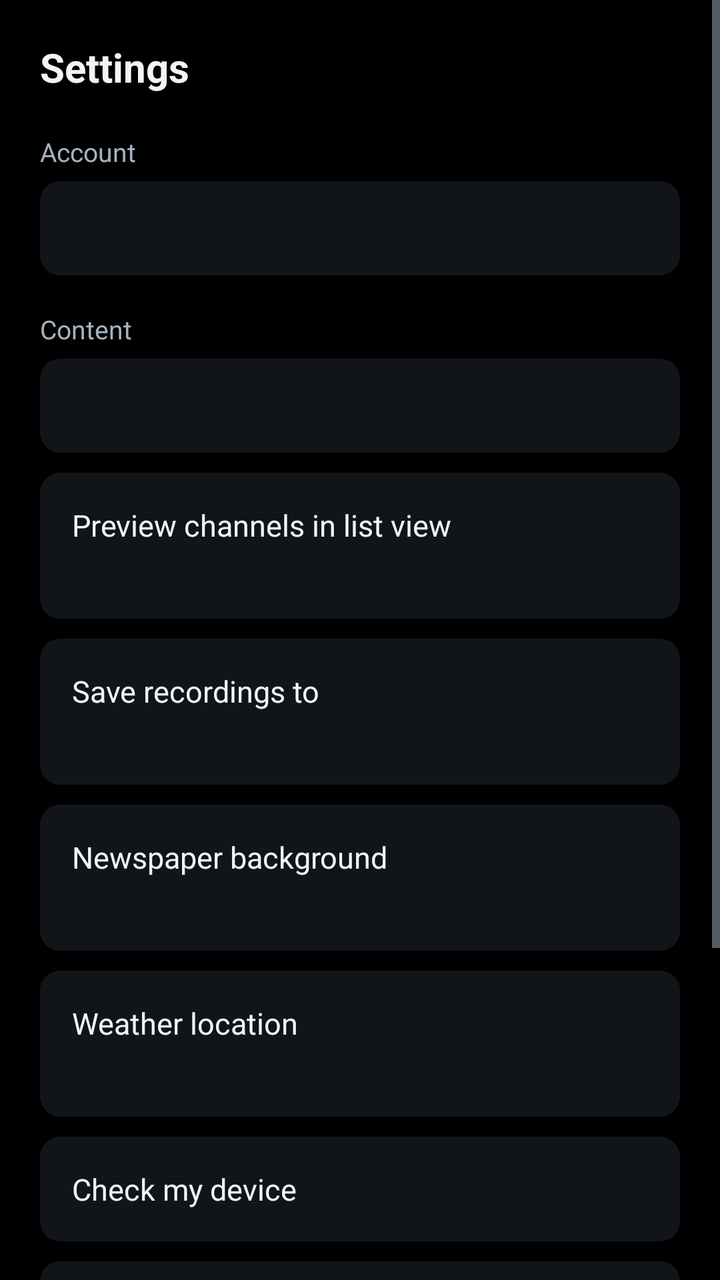
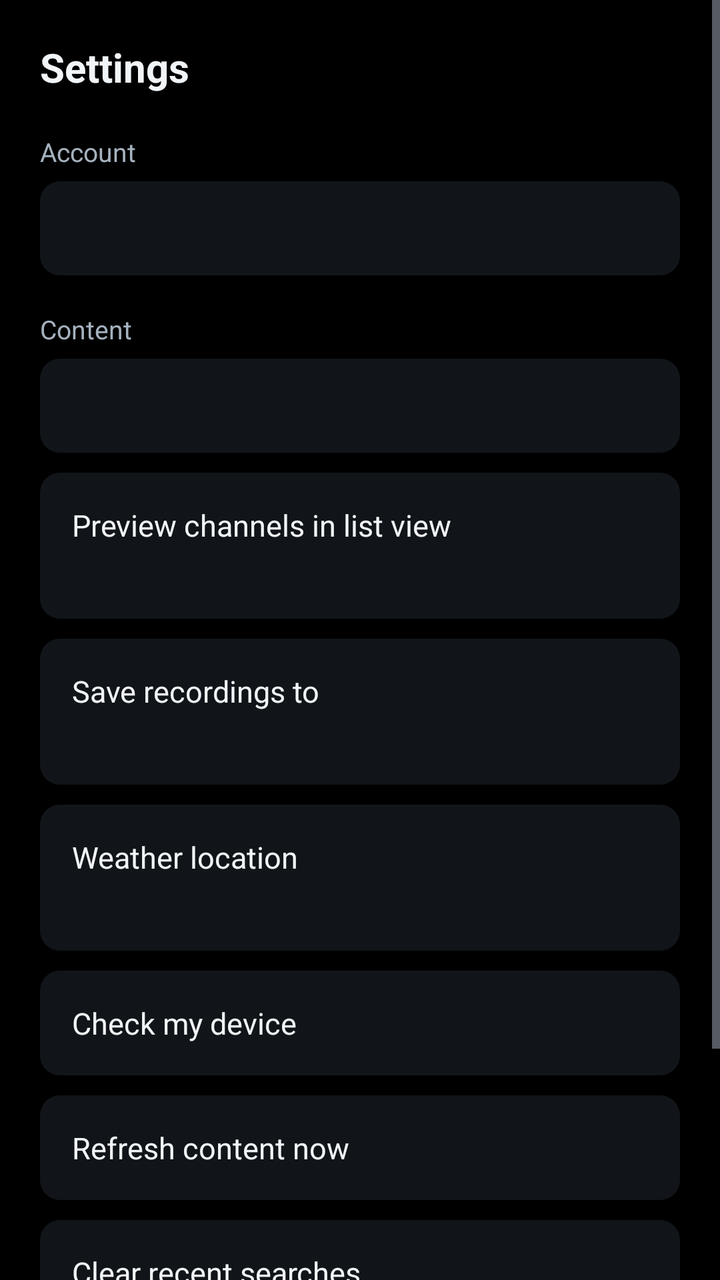

Screens rendered from an Android XML layout before and after an edit, with the pre-edit source and the edit as a unified diff.
<!-- AndroidManifest.xml: application theme AppTheme -->
<!-- res/layout/activity_settings.xml -->
<?xml version="1.0" encoding="utf-8"?>
<ScrollView xmlns:android="http://schemas.android.com/apk/res/android"
    android:layout_width="match_parent"
    android:layout_height="match_parent"
    android:background="@color/bg_base"
    android:fillViewport="true">

    <LinearLayout
        android:layout_width="match_parent"
        android:layout_height="wrap_content"
        android:orientation="vertical"
        android:padding="20dp">

        <TextView
            android:layout_width="wrap_content"
            android:layout_height="wrap_content"
            android:text="@string/settings"
            android:textColor="@color/text_primary"
            android:textSize="20sp"
            android:textStyle="bold" />

        <TextView
            android:layout_width="wrap_content"
            android:layout_height="wrap_content"
            android:layout_marginTop="20dp"
            android:text="@string/account"
            android:textColor="@color/text_secondary"
            android:textSize="13sp" />

        <TextView
            android:id="@+id/accountSummary"
            android:layout_width="match_parent"
            android:layout_height="wrap_content"
            android:layout_marginTop="6dp"
            android:background="@drawable/bg_row"
            android:lineSpacingExtra="4dp"
            android:padding="14dp"
            android:textColor="@color/text_primary"
            android:textSize="14sp" />

        <TextView
            android:layout_width="wrap_content"
            android:layout_height="wrap_content"
            android:layout_marginTop="18dp"
            android:text="@string/content"
            android:textColor="@color/text_secondary"
            android:textSize="13sp" />

        <TextView
            android:id="@+id/catalogueSummary"
            android:layout_width="match_parent"
            android:layout_height="wrap_content"
            android:layout_marginTop="6dp"
            android:background="@drawable/bg_row"
            android:padding="14dp"
            android:textColor="@color/text_primary"
            android:textSize="14sp" />

        <LinearLayout
            android:id="@+id/previewRow"
            android:layout_width="match_parent"
            android:layout_height="wrap_content"
            android:layout_marginTop="10dp"
            android:background="@drawable/bg_row"
            android:clickable="true"
            android:focusable="true"
            android:orientation="vertical"
            android:padding="16dp">

            <TextView
                android:layout_width="match_parent"
                android:layout_height="wrap_content"
                android:text="@string/channel_preview"
                android:textColor="@color/text_primary"
                android:textSize="15sp" />

            <TextView
                android:id="@+id/previewState"
                android:layout_width="match_parent"
                android:layout_height="wrap_content"
                android:layout_marginTop="3dp"
                android:textColor="@color/text_secondary"
                android:textSize="13sp" />
        </LinearLayout>

        
        <LinearLayout
            android:id="@+id/storageRow"
            android:layout_width="match_parent"
            android:layout_height="wrap_content"
            android:layout_marginTop="10dp"
            android:background="@drawable/bg_row"
            android:clickable="true"
            android:focusable="true"
            android:orientation="vertical"
            android:padding="16dp">

            <TextView
                android:layout_width="match_parent"
                android:layout_height="wrap_content"
                android:text="@string/recording_storage_row"
                android:textColor="@color/text_primary"
                android:textSize="15sp" />

            <TextView
                android:id="@+id/storageState"
                android:layout_width="match_parent"
                android:layout_height="wrap_content"
                android:layout_marginTop="3dp"
                android:textColor="@color/text_secondary"
                android:textSize="13sp" />
        </LinearLayout>

        <LinearLayout
            android:id="@+id/backdropRow"
            android:layout_width="match_parent"
            android:layout_height="wrap_content"
            android:layout_marginTop="10dp"
            android:background="@drawable/bg_row"
            android:clickable="true"
            android:focusable="true"
            android:orientation="vertical"
            android:padding="16dp">

            <TextView
                android:layout_width="match_parent"
                android:layout_height="wrap_content"
                android:text="@string/backdrop_row"
                android:textColor="@color/text_primary"
                android:textSize="15sp" />

            <TextView
                android:id="@+id/backdropState"
                android:layout_width="match_parent"
                android:layout_height="wrap_content"
                android:layout_marginTop="3dp"
                android:textColor="@color/text_secondary"
                android:textSize="13sp" />
        </LinearLayout>

        <LinearLayout
            android:id="@+id/weatherRow"
            android:layout_width="match_parent"
            android:layout_height="wrap_content"
            android:layout_marginTop="10dp"
            android:background="@drawable/bg_row"
            android:clickable="true"
            android:focusable="true"
            android:orientation="vertical"
            android:padding="16dp">

            <TextView
                android:layout_width="match_parent"
                android:layout_height="wrap_content"
                android:text="@string/weather_town_row"
                android:textColor="@color/text_primary"
                android:textSize="15sp" />

            <TextView
                android:id="@+id/weatherState"
                android:layout_width="match_parent"
                android:layout_height="wrap_content"
                android:layout_marginTop="3dp"
                android:textColor="@color/text_secondary"
                android:textSize="13sp" />
        </LinearLayout>

        <TextView
            android:id="@+id/checkRow"
            android:layout_width="match_parent"
            android:layout_height="wrap_content"
            android:layout_marginTop="10dp"
            android:background="@drawable/bg_row"
            android:clickable="true"
            android:focusable="true"
            android:padding="16dp"
            android:text="@string/check_device"
            android:textColor="@color/text_primary"
            android:textSize="15sp" />

        <TextView
            android:id="@+id/refreshRow"
            android:layout_width="match_parent"
            android:layout_height="wrap_content"
            android:layout_marginTop="10dp"
            android:background="@drawable/bg_row"
            android:clickable="true"
            android:focusable="true"
            android:padding="16dp"
            android:text="@string/refresh_content"
            android:textColor="@color/text_primary"
            android:textSize="15sp" />

        <TextView
            android:id="@+id/clearSearchRow"
            android:layout_width="match_parent"
            android:layout_height="wrap_content"
            android:layout_marginTop="10dp"
            android:background="@drawable/bg_row"
            android:clickable="true"
            android:focusable="true"
            android:padding="16dp"
            android:text="@string/clear_searches"
            android:textColor="@color/text_primary"
            android:textSize="15sp" />

        <TextView
            android:id="@+id/errorRow"
            android:layout_width="match_parent"
            android:layout_height="wrap_content"
            android:layout_marginTop="10dp"
            android:background="@drawable/bg_row"
            android:clickable="true"
            android:focusable="true"
            android:padding="16dp"
            android:text="@string/last_error"
            android:textColor="@color/text_primary"
            android:textSize="15sp"
            android:visibility="gone" />

        <TextView
            android:id="@+id/signOutRow"
            android:layout_width="match_parent"
            android:layout_height="wrap_content"
            android:layout_marginTop="10dp"
            android:background="@drawable/bg_row"
            android:clickable="true"
            android:focusable="true"
            android:padding="16dp"
            android:text="@string/sign_out"
            android:textColor="@color/text_primary"
            android:textSize="15sp" />

        <TextView
            android:id="@+id/versionLabel"
            android:layout_width="match_parent"
            android:layout_height="wrap_content"
            android:layout_marginTop="20dp"
            android:gravity="center"
            android:textColor="@color/text_secondary"
            android:textSize="12sp" />
    </LinearLayout>
</ScrollView>
<!-- resources referenced by this layout -->
<resources>
  <color name="bg_base">#FF000000</color>
  <color name="text_primary">#FFF2F5F8</color>
  <color name="text_secondary">#FFA6B2BF</color>
  <!-- drawable bg_row (drawable) -->
  <?xml version="1.0" encoding="utf-8"?>
  <selector xmlns:android="http://schemas.android.com/apk/res/android">
      <item android:state_focused="true">
          <shape android:shape="rectangle">
              <solid android:color="@color/focus_fill" />
              <corners android:radius="10dp" />
          </shape>
      </item>
      <item android:state_pressed="true">
          <shape android:shape="rectangle">
              <solid android:color="@color/focus_fill" />
              <corners android:radius="10dp" />
          </shape>
      </item>
      <item>
          <shape android:shape="rectangle">
              <solid android:color="@color/bg_surface" />
              <corners android:radius="10dp" />
          </shape>
      </item>
  </selector>
  <string name="account">Account</string>
  <string name="backdrop_row">Newspaper background</string>
  <string name="channel_preview">Preview channels in list view</string>
  <string name="check_device">Check my device</string>
  <string name="clear_searches">Clear recent searches</string>
  <string name="content">Content</string>
  <string name="last_error">View last error report</string>
  <string name="recording_storage_row">Save recordings to</string>
  <string name="refresh_content">Refresh content now</string>
  <string name="settings">Settings</string>
  <string name="sign_out">Sign out</string>
  <string name="weather_town_row">Weather location</string>
  <style name="AppTheme" parent="Theme.Material3.Dark.NoActionBar">
          <item name="colorPrimary">@color/brand_primary</item>
          <item name="colorPrimaryDark">@color/brand_primary_dark</item>
          <item name="colorSecondary">@color/brand_accent</item>
          <item name="android:windowBackground">@color/bg_base</item>
          <item name="android:statusBarColor">@color/bg_base</item>
          <item name="android:navigationBarColor">@color/bg_base</item>
          <item name="android:textColorPrimary">@color/text_primary</item>
          <item name="android:textColorSecondary">@color/text_secondary</item>
          
          <item name="alertDialogTheme">@style/JohnnyDialog</item>
      </style>
  <color name="focus_fill">#FF2E7DF7</color>
  <color name="bg_surface">#FF111519</color>
  <color name="brand_primary">#FF2E7DF7</color>
  <color name="brand_primary_dark">#FF1B4FA8</color>
  <color name="brand_accent">#FF32D6A0</color>
  <style name="JohnnyDialog" parent="ThemeOverlay.AppCompat.Dialog.Alert">
          <item name="android:background">@color/bg_surface</item>
          <item name="android:textColor">@color/text_primary</item>
          <item name="android:textColorPrimary">@color/text_primary</item>
          <item name="android:textColorSecondary">@color/text_secondary</item>
          <item name="colorAccent">@color/brand_primary</item>
      </style>
</resources>

<!-- the commit's change to res/layout/activity_settings.xml (unified diff, before → after) -->
@@ -112,33 +112,6 @@
         </LinearLayout>
 
         <LinearLayout
-            android:id="@+id/backdropRow"
-            android:layout_width="match_parent"
-            android:layout_height="wrap_content"
-            android:layout_marginTop="10dp"
-            android:background="@drawable/bg_row"
-            android:clickable="true"
-            android:focusable="true"
-            android:orientation="vertical"
-            android:padding="16dp">
-
-            <TextView
-                android:layout_width="match_parent"
-                android:layout_height="wrap_content"
-                android:text="@string/backdrop_row"
-                android:textColor="@color/text_primary"
-                android:textSize="15sp" />
-
-            <TextView
-                android:id="@+id/backdropState"
-                android:layout_width="match_parent"
-                android:layout_height="wrap_content"
-                android:layout_marginTop="3dp"
-                android:textColor="@color/text_secondary"
-                android:textSize="13sp" />
-        </LinearLayout>
-
-        <LinearLayout
             android:id="@+id/weatherRow"
             android:layout_width="match_parent"
             android:layout_height="wrap_content"
<!-- resource entries referenced after the edit -->
@@ -26,7 +26,6 @@
       </item>
   </selector>
   <string name="account">Account</string>
-  <string name="backdrop_row">Newspaper background</string>
   <string name="channel_preview">Preview channels in list view</string>
   <string name="check_device">Check my device</string>
   <string name="clear_searches">Clear recent searches</string>
